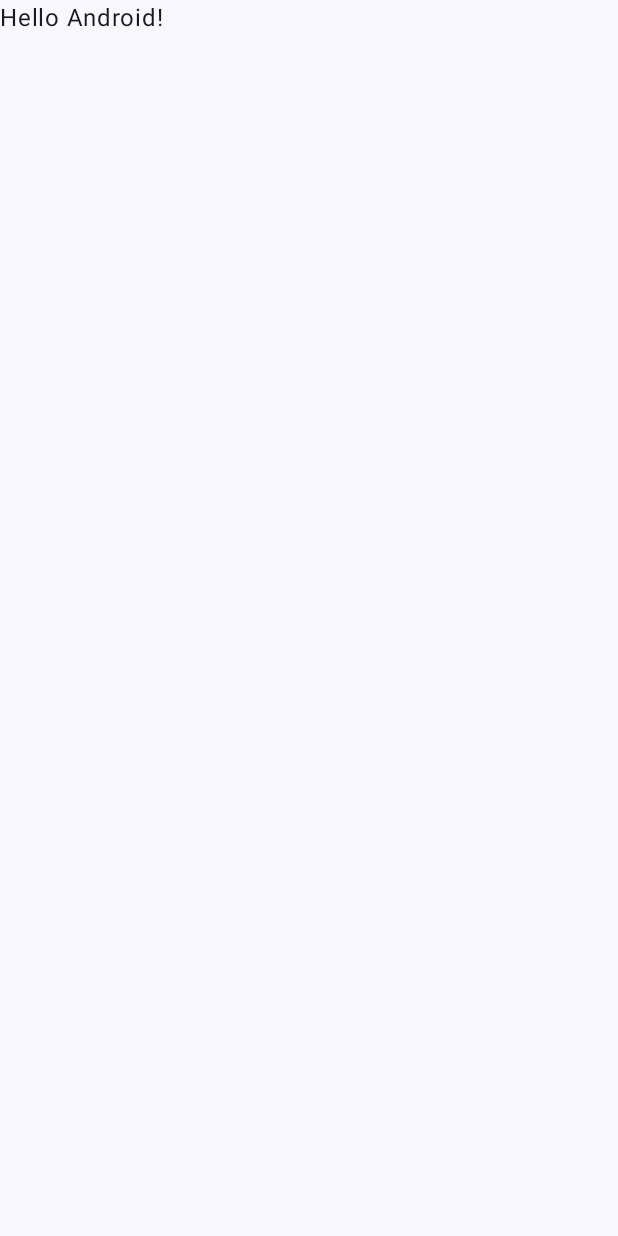
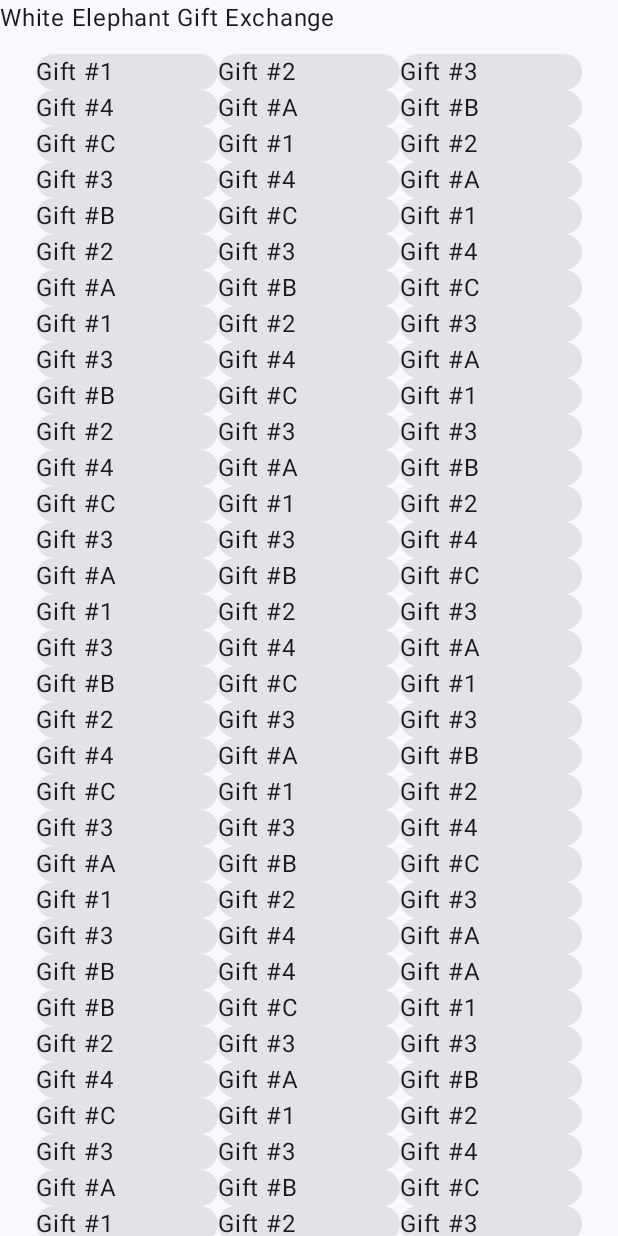
Before and after one commit to gbmyt/white-elephant, an Android app built with Jetpack Compose: the screen it shows after launch (MainActivity), on a phone screen of 412 x 824 dp. Before the commit the screen is almost empty. Run offline under Robolectric (Android 15) with nearby library versions, the phone set to English and light mode, and no system bars; 1 statement that could not run was skipped.

Commit message:
- Set up a basic grid with header for rendering the wrapped/unwrapped gift images
- Added temp dummy data to make sure the grid would scroll

- Each gift renders in a Material Design card (styling todo)

```diff
--- a/app/src/main/java/com/example/whiteelephantgiftexchange/MainActivity.kt
+++ b/app/src/main/java/com/example/whiteelephantgiftexchange/MainActivity.kt
@@ -3,13 +3,25 @@ package com.example.whiteelephantgiftexchange
 import android.os.Bundle
 import androidx.activity.ComponentActivity
 import androidx.activity.compose.setContent
+import androidx.compose.foundation.layout.Arrangement
+import androidx.compose.foundation.layout.Column
+import androidx.compose.foundation.layout.ExperimentalLayoutApi
+import androidx.compose.foundation.layout.FlowRow
 import androidx.compose.foundation.layout.fillMaxSize
+import androidx.compose.foundation.layout.fillMaxWidth
+import androidx.compose.foundation.layout.padding
+import androidx.compose.foundation.rememberScrollState
+import androidx.compose.foundation.verticalScroll
+import androidx.compose.material3.Card
 import androidx.compose.material3.MaterialTheme
 import androidx.compose.material3.Surface
 import androidx.compose.material3.Text
 import androidx.compose.runtime.Composable
+import androidx.compose.ui.Alignment
 import androidx.compose.ui.Modifier
+import androidx.compose.ui.res.stringResource
 import androidx.compose.ui.tooling.preview.Preview
+import androidx.compose.ui.unit.dp
 import com.example.whiteelephantgiftexchange.ui.theme.WhiteElephantGiftExchangeTheme
 
 class MainActivity : ComponentActivity() {
@@ -22,7 +34,7 @@ class MainActivity : ComponentActivity() {
                     modifier = Modifier.fillMaxSize(),
                     color = MaterialTheme.colorScheme.background
                 ) {
-                    Greeting("Android")
+                    WhiteElephantApp()
                 }
             }
         }
@@ -30,17 +42,46 @@ class MainActivity : ComponentActivity() {
 }
 
 @Composable
-fun Greeting(name: String, modifier: Modifier = Modifier) {
-    Text(
-        text = "Hello $name!",
-        modifier = modifier
-    )
+fun WhiteElephantApp(modifier: Modifier = Modifier) {
+    GiftImagesGrid()
+}
+
+@OptIn(ExperimentalLayoutApi::class)
+@Composable
+fun GiftImagesGrid(modifier: Modifier = Modifier) {
+    val itemsList = listOf("1", "2", "3", "4", "A", "B", "C","1", "2", "3", "4", "A", "B", "C", "1", "2", "3", "4", "A", "B", "C", "1", "2", "3", "3", "4", "A", "B", "C", "1", "2", "3", "3", "4", "A", "B", "C", "1", "2", "3", "3", "4", "A", "B", "C", "1", "2", "3", "3", "4", "A", "B", "C", "1", "2", "3", "3", "4", "A", "B", "C", "1", "2", "3", "3", "4", "A", "B", "C", "1", "2", "3", "3", "4", "A", "B", "4", "A", "B", "C", "1", "2", "3", "3", "4", "A", "B", "C", "1", "2", "3", "3", "4", "A", "B", "C", "1", "2", "3", "3", "4", "A", "B", "C", "1", "2", "3", "3", "4", "A", "B", "C", "1", "2", "3", "3", "4", "A", "B", "C", "1", "2", "3", "3", "4", "A", "B", "C", "1", "2", "3", "4", "A", "B", "C", "1", "2", "3", "4", "A", "B", "This should be on screen")
+    Column(modifier = modifier.verticalScroll(rememberScrollState())) {
+            // Header
+            Text(
+                text = stringResource(R.string.app_name),
+                modifier = modifier.fillMaxWidth()
+            )
+
+            // Image Grid
+                FlowRow(
+                    modifier = modifier.padding(horizontal = 24.dp, vertical = 12.dp),
+                    horizontalArrangement = Arrangement.Start,
+                    verticalAlignment = Alignment.CenterVertically,
+                    maxItemsInEachRow = 3
+                ) {
+                    itemsList.forEach { item ->
+                        Card(modifier = modifier.weight(1f)) {
+                            Text(
+                                text = "Gift #$item",
+                                modifier = modifier
+                            )
+                        }
+                    }
+                }
+        }
+
+
 }
 
 @Preview(showBackground = true)
 @Composable
 fun GreetingPreview() {
     WhiteElephantGiftExchangeTheme {
-        Greeting("Android")
+        WhiteElephantApp()
     }
 }
```
